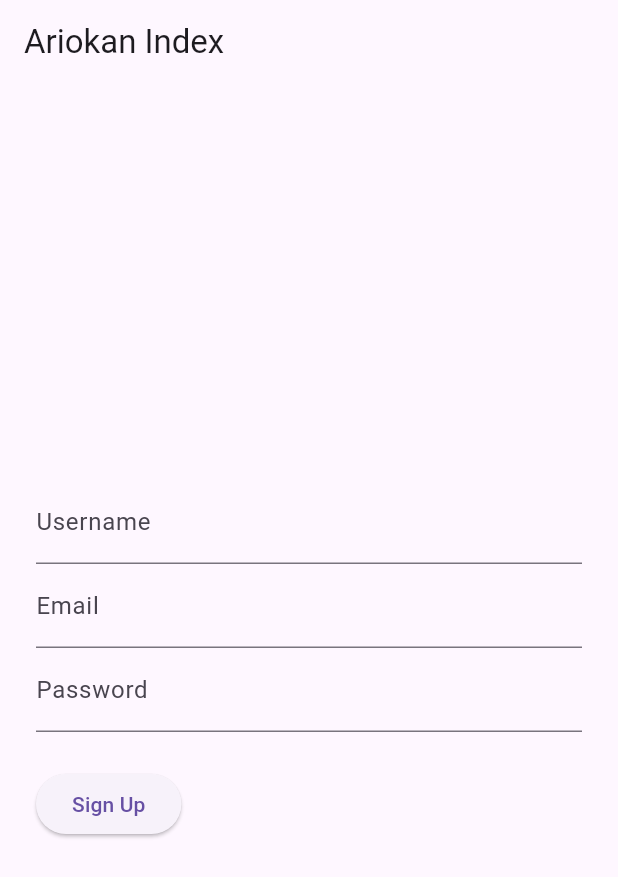
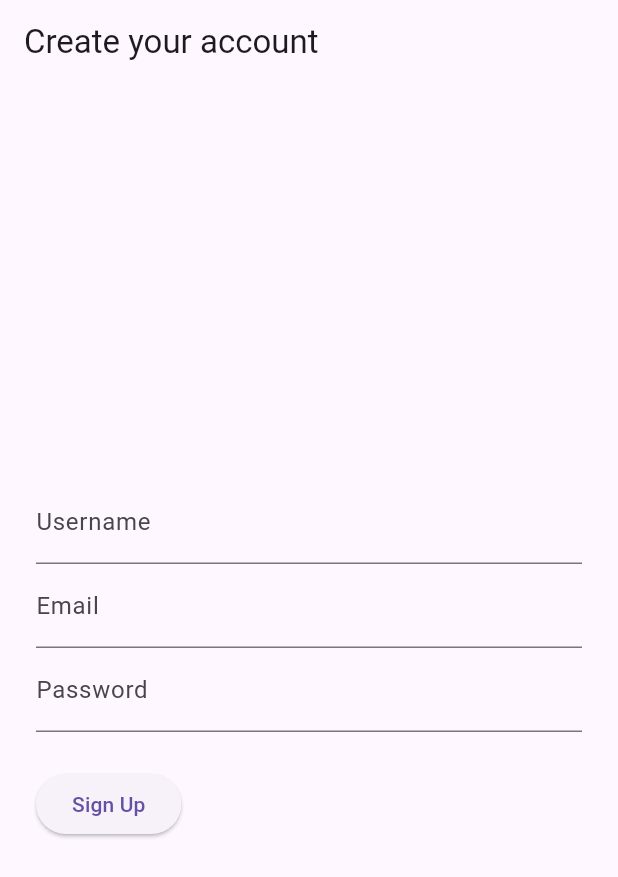
Before and after one commit to Katekko/ariokan_index, a Flutter app: the screen it shows after launch, on a phone screen of 412 x 824 dp. Shown: the top 877 px of the screen. Run offline on Flutter 3.47's test engine with Material 3 defaults, Android fonts, the phone set to English and light mode, and no system bars; our stand-ins replace cloud_firestore, equatable, firebase_auth, firebase_core, flutter_bloc, go_router; accounts and stored records are empty; statements that could not run were skipped.

Commit message:
feat: Implement routing for signup and decks pages with GoRouter integration

```diff
--- /dev/null
+++ b/ariokan_index/lib/app/router.dart
@@ -0,0 +1,38 @@
+import 'package:flutter/material.dart';
+import 'package:go_router/go_router.dart';
+import 'package:ariokan_index/features/auth_signup/logic/signup_controller.dart';
+import 'package:ariokan_index/pages/auth_signup_page/auth_signup_page.dart';
+
+/// Creates the application router.
+/// Routes:
+///  /signup  -> AuthSignupPage
+///  /decks   -> Placeholder deck list page
+GoRouter createRouter(SignupController signupController) {
+  return GoRouter(
+    initialLocation: '/signup',
+    routes: [
+      GoRoute(
+        path: '/signup',
+        name: 'signup',
+        builder: (context, state) => AuthSignupPage(controller: signupController),
+      ),
+      GoRoute(
+        path: '/decks',
+        name: 'decks',
+        builder: (context, state) => const _DecksPlaceholderPage(),
+      ),
+    ],
+  );
+}
+
+class _DecksPlaceholderPage extends StatelessWidget {
+  const _DecksPlaceholderPage();
+
+  @override
+  Widget build(BuildContext context) {
+    return Scaffold(
+      appBar: AppBar(title: const Text('Decks')),
+      body: const Center(child: Text('Deck list placeholder')),
+    );
+  }
+}
--- a/ariokan_index/lib/main.dart
+++ b/ariokan_index/lib/main.dart
@@ -4,9 +4,9 @@ import 'package:ariokan_index/shared/firebase/firebase_init.dart';
 import 'package:ariokan_index/shared/utils/app_logger.dart';
 import 'l10n/app_localizations.dart';
 // Signup feature imports
-import 'package:ariokan_index/features/auth_signup/ui/signup_form.dart';
 import 'package:ariokan_index/features/auth_signup/logic/signup_controller.dart';
 import 'package:ariokan_index/entities/user/user_repository_firebase.dart';
+import 'package:ariokan_index/app/router.dart';
 
 Future<void> main() async {
   // Ensure bindings and logger
@@ -43,7 +43,8 @@ class _MainAppState extends State<MainApp> {
 
   @override
   Widget build(BuildContext context) {
-    return MaterialApp(
+    final router = createRouter(_signupController);
+    return MaterialApp.router(
       onGenerateTitle: (context) => AppLocalizations.of(context)!.appTitle,
       localizationsDelegates: const [
         AppLocalizations.delegate,
@@ -52,23 +53,7 @@ class _MainAppState extends State<MainApp> {
         GlobalCupertinoLocalizations.delegate,
       ],
       supportedLocales: AppLocalizations.supportedLocales,
-      home: Builder(
-        builder: (context) {
-          final l10n = AppLocalizations.of(context)!;
-          return Scaffold(
-            appBar: AppBar(title: Text(l10n.appTitle)),
-            body: Center(
-              child: ConstrainedBox(
-                constraints: const BoxConstraints(maxWidth: 420),
-                child: SingleChildScrollView(
-                  padding: const EdgeInsets.all(24),
-                  child: SignupForm(controller: _signupController),
-                ),
-              ),
-            ),
-          );
-        },
-      ),
+      routerConfig: router,
     );
   }
 }
--- /dev/null
+++ b/ariokan_index/lib/pages/auth_signup_page/auth_signup_page.dart
@@ -0,0 +1,54 @@
+import 'package:flutter/material.dart';
+import 'package:flutter_bloc/flutter_bloc.dart';
+import 'package:ariokan_index/features/auth_signup/logic/signup_controller.dart';
+import 'package:ariokan_index/features/auth_signup/model/signup_state.dart';
+import 'package:ariokan_index/features/auth_signup/ui/signup_form.dart';
+import 'package:ariokan_index/l10n/app_localizations.dart';
+import 'package:go_router/go_router.dart';
+
+/// AuthSignupPage (T028)
+/// Embeds [SignupForm] and performs redirect to '/decks' when
+/// [SignupStatus.success] is reached. Navigation is idempotent.
+class AuthSignupPage extends StatefulWidget {
+  const AuthSignupPage({super.key, required this.controller});
+  final SignupController controller;
+
+  @override
+  State<AuthSignupPage> createState() => _AuthSignupPageState();
+}
+
+class _AuthSignupPageState extends State<AuthSignupPage> {
+  bool _navigated = false;
+
+  bool _listenWhenStatusChanged(SignupState previous, SignupState next) =>
+      previous.status != next.status;
+
+  void _onStatusChanged(BuildContext context, SignupState state) {
+    if (!_navigated && state.status == SignupStatus.success) {
+      _navigated = true;
+      context.go('/decks');
+    }
+  }
+
+  @override
+  Widget build(BuildContext context) {
+    final l10n = AppLocalizations.of(context)!;
+    return BlocListener<SignupController, SignupState>(
+      bloc: widget.controller,
+      listenWhen: _listenWhenStatusChanged,
+      listener: _onStatusChanged,
+      child: Scaffold(
+        appBar: AppBar(title: Text(l10n.signup_title)),
+        body: Center(
+          child: ConstrainedBox(
+            constraints: const BoxConstraints(maxWidth: 460),
+            child: SingleChildScrollView(
+              padding: const EdgeInsets.all(24),
+              child: SignupForm(controller: widget.controller),
+            ),
+          ),
+        ),
+      ),
+    );
+  }
+}
--- a/ariokan_index/pubspec.yaml
+++ b/ariokan_index/pubspec.yaml
@@ -18,6 +18,7 @@ dependencies:
   cloud_firestore: ^4.17.5
   flutter_bloc: ^8.1.5
   equatable: ^2.0.5
+  go_router: ^14.2.0
 
 dev_dependencies:
   flutter_test:
```
Also changed, not shown: ariokan_index/pubspec.lock.
